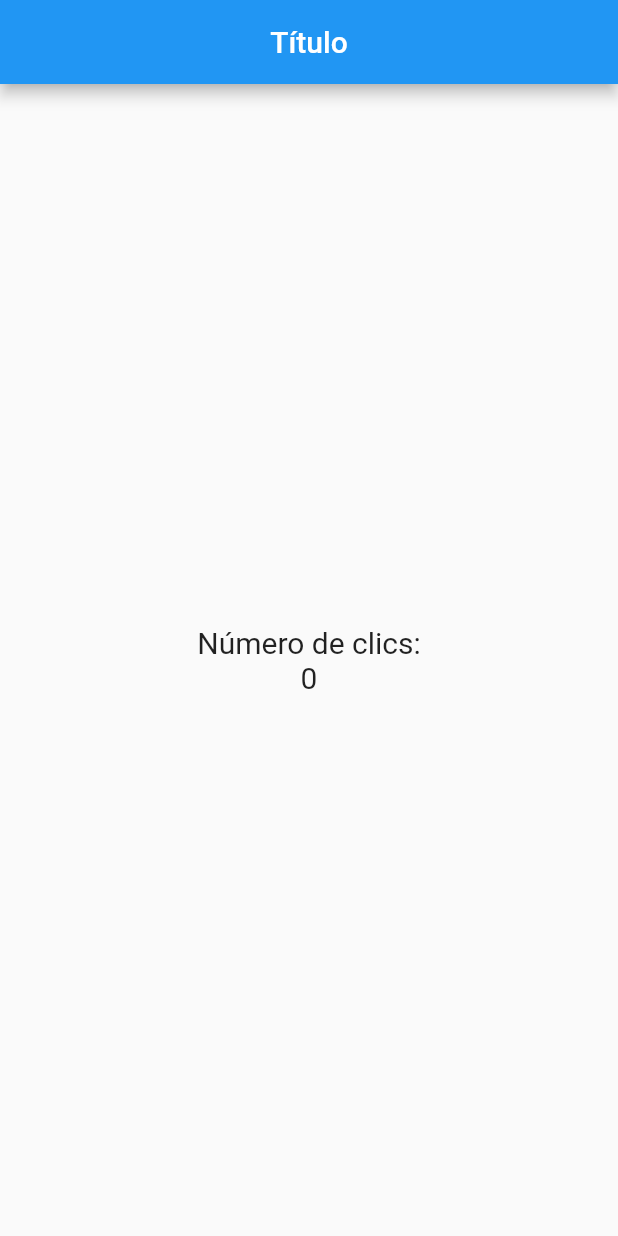
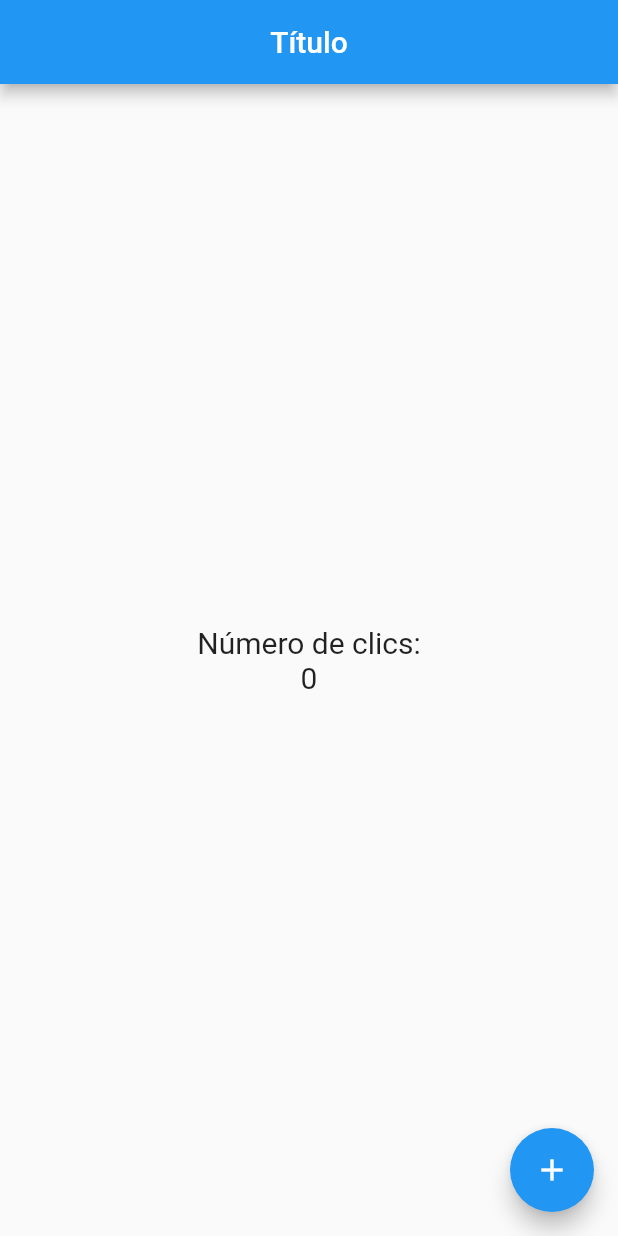
Before and after one commit to jossued/curso-flutter-contador, a Flutter app: the screen it shows after launch, on a phone screen of 412 x 824 dp. Run offline on Flutter 3.47's test engine with Material 2 defaults, Android fonts, the phone set to English and light mode, and no system bars.

Commit message:
añadi boton

```diff
--- a/contador/lib/src/pages/home_page.dart
+++ b/contador/lib/src/pages/home_page.dart
@@ -26,6 +26,13 @@ class HomePage extends StatelessWidget {
           )
         ],
       )),
+      floatingActionButton: FloatingActionButton(
+        child: Icon(Icons.add),
+        onPressed: () {
+          print('botón presionado');
+        },
+      ),
+      // floatingActionButtonLocation: FloatingActionButtonLocation.miniStartFloat,
     );
   }
 }
```
